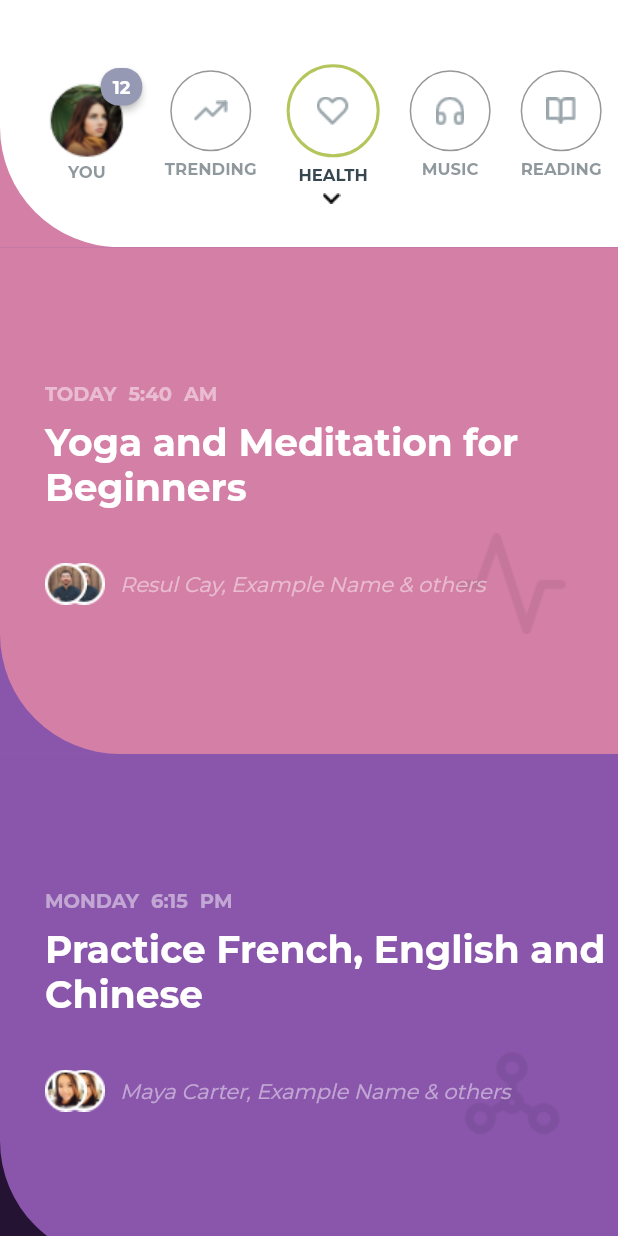
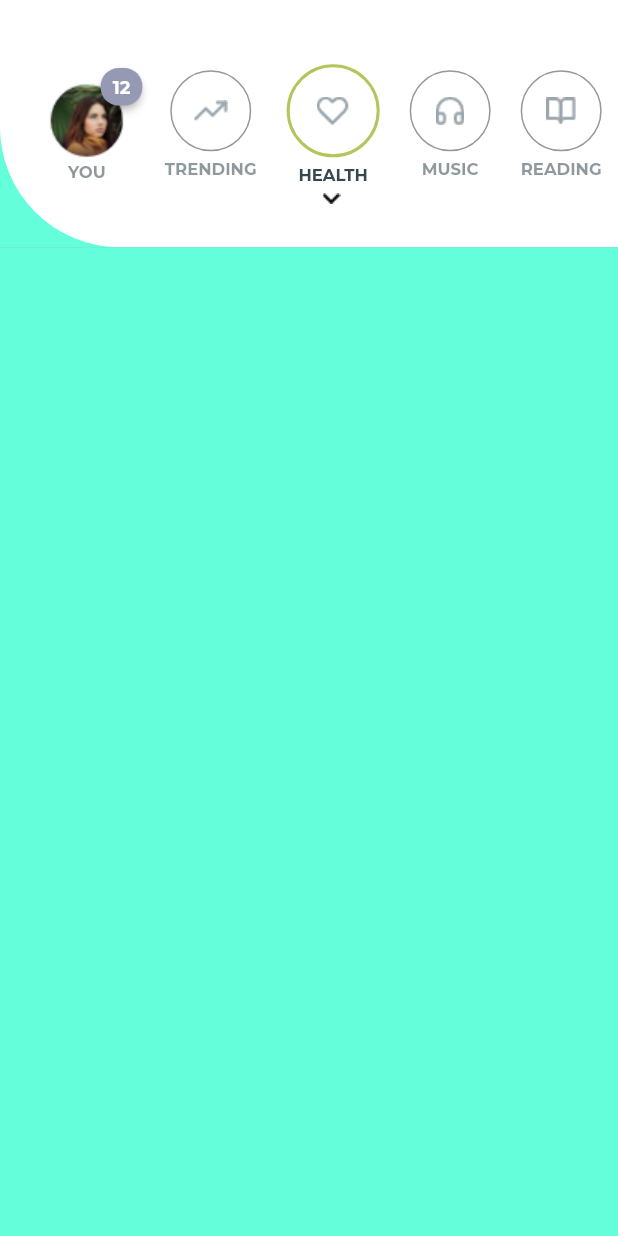
Before and after one commit to resulcay/social_meet_up, a Flutter app: the screen it shows after launch, after a tap on "HEALTH", on a phone screen of 412 x 824 dp. Run offline on Flutter 3.47's test engine with Material 2 defaults, Android fonts, the light colour scheme and no system bars; drawn by our look-alikes of badges.

Commit message:
-main screen view features added -provider support added -gestures added

```diff
--- a/lib/constants.dart
+++ b/lib/constants.dart
@@ -25,3 +25,9 @@ TextStyle kTextStyle = TextStyle(
     fontSize: 13,
     fontWeight: FontWeight.w600,
     color: kNormalWhite.withOpacity(.48));
+
+// Constant ScrollPhysics
+
+BouncingScrollPhysics kBounceScroll = const BouncingScrollPhysics();
+NeverScrollableScrollPhysics kNeverScroll =
+    const NeverScrollableScrollPhysics();
--- a/lib/main.dart
+++ b/lib/main.dart
@@ -1,5 +1,7 @@
 import 'package:flutter/material.dart';
+import 'package:provider/provider.dart';
 
+import 'page_controller.dart';
 import 'screens/home_screen/home_screen.dart';
 
 void main() {
@@ -11,7 +13,11 @@ class MyApp extends StatelessWidget {
 
   @override
   Widget build(BuildContext context) {
-    return MaterialApp(
+    return MultiProvider(
+      providers: [
+        ChangeNotifierProvider(create: (_) => PageIndexController()),
+      ],
+      child: MaterialApp(
         debugShowCheckedModeBanner: false,
         theme: ThemeData(
           primarySwatch: Colors.purple,
@@ -20,6 +26,7 @@ class MyApp extends StatelessWidget {
         ),
         home: const HomeScreen(),
         // home: const OnboardingScreen(),
+      ),
     );
   }
 }
--- a/lib/models/event_card_model.dart
+++ b/lib/models/event_card_model.dart
@@ -106,3 +106,10 @@ List<Color> eventCardBackgroundColors = [
   kNormalGreen,
   Colors.transparent
 ];
+
+List<Color> tree = [
+  kNormalPink,
+  Colors.tealAccent,
+  Colors.greenAccent,
+  Colors.orangeAccent,
+];
--- /dev/null
+++ b/lib/page_controller.dart
@@ -0,0 +1,10 @@
+import 'package:flutter/material.dart';
+
+class PageIndexController with ChangeNotifier {
+  int selectedIndex = 0;
+
+  changeIndex(int index) {
+    selectedIndex = index;
+    notifyListeners();
+  }
+}
--- a/lib/screens/home_screen/components/custom_sliver_app_bar.dart
+++ b/lib/screens/home_screen/components/custom_sliver_app_bar.dart
@@ -1,12 +1,15 @@
-import 'dart:math';
-
 import 'package:badges/badges.dart';
 import 'package:flutter/material.dart';
+import 'package:provider/provider.dart';
 import 'package:social_meet_up/media_query_extension.dart';
 import 'package:social_meet_up/models/app_bar_category_model.dart';
 import 'package:social_meet_up/models/event_card_model.dart';
+import 'package:social_meet_up/page_controller.dart';
+import 'package:social_meet_up/screens/home_screen/home_screen.dart';
 
 import '../../../constants.dart';
+
+ScrollController controller = ScrollController();
 
 class CustomSliverAppBar extends StatefulWidget {
   final bool badgeToAnimate;
@@ -26,13 +29,13 @@ class CustomSliverAppBar extends StatefulWidget {
 }
 
 class _CustomSliverAppBarState extends State<CustomSliverAppBar> {
-  int selectedIndex = 0;
-
   @override
   Widget build(BuildContext context) {
     return SliverAppBar(
       expandedHeight: context.height * .2,
-      backgroundColor: eventCardColors[0],
+      backgroundColor: tree[
+          Provider.of<PageIndexController>(context, listen: true)
+              .selectedIndex],
       flexibleSpace: FlexibleSpaceBar(
         background: Container(
           decoration: const BoxDecoration(
@@ -48,6 +51,7 @@ class _CustomSliverAppBarState extends State<CustomSliverAppBar> {
               crossAxisAlignment: CrossAxisAlignment.center,
               children: [
                 SingleChildScrollView(
+                  controller: controller,
                   scrollDirection: Axis.horizontal,
                   physics: const BouncingScrollPhysics(),
                   child: Row(
@@ -103,9 +107,16 @@ class _CustomSliverAppBarState extends State<CustomSliverAppBar> {
                           categories.length,
                           (index) => GestureDetector(
                             onTap: () {
-                              setState(() {
-                                selectedIndex = index;
-                              });
+                              Provider.of<PageIndexController>(context,
+                                      listen: false)
+                                  .changeIndex(index);
+                              pageController.animateToPage(
+                                Provider.of<PageIndexController>(context,
+                                        listen: false)
+                                    .selectedIndex,
+                                duration: const Duration(milliseconds: 300),
+                                curve: Curves.easeIn,
+                              );
                             },
                             child: Padding(
                               padding:
@@ -114,16 +125,38 @@ class _CustomSliverAppBarState extends State<CustomSliverAppBar> {
                                 children: [
                                   AnimatedContainer(
                                     duration: const Duration(milliseconds: 200),
-                                    height: selectedIndex == index ? 62 : 54,
-                                    width: selectedIndex == index ? 62 : 54,
+                                    height: Provider.of<PageIndexController>(
+                                                    context,
+                                                    listen: true)
+                                                .selectedIndex ==
+                                            index
+                                        ? 62
+                                        : 54,
+                                    width: Provider.of<PageIndexController>(
+                                                    context,
+                                                    listen: true)
+                                                .selectedIndex ==
+                                            index
+                                        ? 62
+                                        : 54,
                                     decoration: BoxDecoration(
                                       color: Colors.transparent,
                                       shape: BoxShape.circle,
                                       border: Border.all(
-                                        color: selectedIndex == index
+                                        color: Provider.of<PageIndexController>(
+                                                        context,
+                                                        listen: true)
+                                                    .selectedIndex ==
+                                                index
                                             ? appBarBorderColors[index]
                                             : kGrey,
-                                        width: selectedIndex == index ? 2 : 1,
+                                        width: Provider.of<PageIndexController>(
+                                                        context,
+                                                        listen: true)
+                                                    .selectedIndex ==
+                                                index
+                                            ? 2
+                                            : 1,
                                       ),
                                     ),
                                     child:
@@ -134,7 +167,11 @@ class _CustomSliverAppBarState extends State<CustomSliverAppBar> {
                                     child: Text(
                                       categories[index].categoryName,
                                       style: TextStyle(
-                                        color: selectedIndex == index
+                                        color: Provider.of<PageIndexController>(
+                                                        context,
+                                                        listen: true)
+                                                    .selectedIndex ==
+                                                index
                                             ? kDeepBlue
                                             : kDeepBlue.withOpacity(.56),
                                         fontSize: 11,
--- a/lib/screens/home_screen/home_screen.dart
+++ b/lib/screens/home_screen/home_screen.dart
@@ -1,9 +1,13 @@
 import 'package:flutter/material.dart';
+import 'package:provider/provider.dart';
 import 'package:social_meet_up/media_query_extension.dart';
 import 'package:social_meet_up/models/event_card_model.dart';
 
 import '../../constants.dart';
+import '../../page_controller.dart';
 import 'components/custom_sliver_app_bar.dart';
+
+PageController pageController = PageController();
 
 class HomeScreen extends StatelessWidget {
   const HomeScreen({super.key});
@@ -12,26 +16,31 @@ class HomeScreen extends StatelessWidget {
   Widget build(BuildContext context) {
     return Scaffold(
       backgroundColor: kWhitePurple,
-      body: CustomScrollView(
-        slivers: _viewBuilder(context),
-      ),
-    );
-  }
-}
-
-List<Widget> _viewBuilder(BuildContext context) {
-  List<Widget> bodyWithAppBar = [
+      body: NestedScrollView(
+        physics: kNeverScroll,
+        headerSliverBuilder: (context, innerBoxIsScrolled) => [
           const CustomSliverAppBar(
             badgeText: "12",
             badgeToAnimate: true,
             bottomText: "YOU",
             imagePath: "assets/images/pp.png",
           )
-  ];
-  List<Widget> body = List.generate(
+        ],
+        body: PageView(
+          controller: pageController,
+          onPageChanged: (index) {
+            Provider.of<PageIndexController>(context, listen: false)
+                .changeIndex(index);
+          },
+          children: [
+            SingleChildScrollView(
+              physics: kNeverScroll,
+              child: Padding(
+                padding: const EdgeInsets.only(bottom: 100),
+                child: Column(
+                  children: List.generate(
                     eventCards.length,
-    (index) => SliverToBoxAdapter(
-      child: Container(
+                    (index) => Container(
                       height: context.height * .41,
                       width: double.infinity,
                       decoration: BoxDecoration(
@@ -49,12 +58,14 @@ List<Widget> _viewBuilder(BuildContext context) {
                             Align(
                               alignment: Alignment.bottomRight,
                               child: Padding(
-                  padding: const EdgeInsets.only(bottom: 80, right: 35),
+                                padding: const EdgeInsets.only(
+                                    bottom: 80, right: 35),
                                 child: Image.asset(eventCards[index].iconPath),
                               ),
                             ),
                             Padding(
-                padding: const EdgeInsets.only(left: 30, bottom: 10),
+                              padding:
+                                  const EdgeInsets.only(left: 30, bottom: 10),
                               child: Column(
                                 mainAxisAlignment: MainAxisAlignment.center,
                                 children: [
@@ -65,7 +76,8 @@ List<Widget> _viewBuilder(BuildContext context) {
                                         style: kTextStyle,
                                       ),
                                       Padding(
-                          padding: const EdgeInsets.symmetric(horizontal: 8),
+                                        padding: const EdgeInsets.symmetric(
+                                            horizontal: 8),
                                         child: Text(
                                           eventCards[index].timeOfDay,
                                           style: kTextStyle,
@@ -78,7 +90,8 @@ List<Widget> _viewBuilder(BuildContext context) {
                                     ],
                                   ),
                                   Padding(
-                      padding: const EdgeInsets.symmetric(vertical: 10),
+                                    padding: const EdgeInsets.symmetric(
+                                        vertical: 10),
                                     child: Text(
                                       eventCards[index].descriptionText,
                                       style: const TextStyle(
@@ -95,16 +108,19 @@ List<Widget> _viewBuilder(BuildContext context) {
                                           children: [
                                             Positioned(
                                               left: 12,
-                                child: Image.asset(eventCards[index].imagePath),
+                                              child: Image.asset(
+                                                  eventCards[index].imagePath),
                                             ),
-                              Image.asset(eventCards[index].imagePath),
+                                            Image.asset(
+                                                eventCards[index].imagePath),
                                             const SizedBox(width: 50)
                                           ],
                                         ),
                                         Text(
                                           "${eventCards[index].userName}, Example Name & others",
                                           style: TextStyle(
-                                color: kNormalWhite.withOpacity(.48),
+                                              color:
+                                                  kNormalWhite.withOpacity(.48),
                                               fontSize: 14,
                                               fontWeight: FontWeight.w500,
                                               fontStyle: FontStyle.italic),
@@ -120,13 +136,27 @@ List<Widget> _viewBuilder(BuildContext context) {
                       ),
                     ),
                   ),
+                ),
+              ),
+            ),
+            Container(
+              height: context.height,
+              width: context.width,
+              color: Colors.tealAccent,
+            ),
+            Container(
+              height: context.height,
+              width: context.width,
+              color: Colors.greenAccent,
+            ),
+            Container(
+              height: context.height,
+              width: context.width,
+              color: Colors.orangeAccent,
+            ),
+          ],
+        ),
+      ),
     );
-
-  SliverToBoxAdapter spaceAtEnd = const SliverToBoxAdapter(
-    child: SizedBox(height: 100),
-  );
-
-  bodyWithAppBar.insertAll(1, body);
-  bodyWithAppBar.add(spaceAtEnd);
-  return bodyWithAppBar;
   }
+}
--- a/lib/screens/sign_in_screen/components/top_sign_in_switch.dart
+++ b/lib/screens/sign_in_screen/components/top_sign_in_switch.dart
@@ -32,7 +32,7 @@ class TopSignInSwitch extends StatelessWidget {
               style: TextStyle(
                 color: textColor,
                 fontSize: 12,
-                fontWeight: FontWeight.w600,
+                fontWeight: FontWeight.w700,
               ),
             ),
           ),
--- a/lib/screens/sign_up_screen/sign_up_screen.dart
+++ b/lib/screens/sign_up_screen/sign_up_screen.dart
@@ -21,14 +21,14 @@ class SignUpScreen extends StatelessWidget {
               child: Column(
                 children: [
                   Padding(
-                    padding: const EdgeInsets.symmetric(vertical: 20),
+                    padding: const EdgeInsets.only(top: 25, bottom: 10),
                     child: Row(
                       mainAxisAlignment: MainAxisAlignment.center,
                       children: [
                         TopSignInSwitch(
                           containerColor: kDarkPink,
                           text: "sign in",
-                          textColor: kGrey,
+                          textColor: kNormalWhite.withOpacity(.6),
                           function: () {
                             // TODO : Route to SignIn Screen.
                           },
@@ -49,7 +49,7 @@ class SignUpScreen extends StatelessWidget {
                       children: [
                         Container(
                           width: double.infinity,
-                          height: context.height * 0.33,
+                          height: 271,
                           decoration: BoxDecoration(
                             color: kNormalWhite,
                             borderRadius: BorderRadius.circular(40),
--- a/pubspec.yaml
+++ b/pubspec.yaml
@@ -32,7 +32,7 @@ dependencies:
   flutter:
     sdk: flutter
   badges: ^2.0.3
-  carousel_slider: ^4.1.1
+  provider: ^6.0.4
 
   # The following adds the Cupertino Icons font to your application.
   # Use with the CupertinoIcons class for iOS style icons.
```
Also changed, not shown: pubspec.lock. Lines whose indentation alone changed are shown as unchanged.
